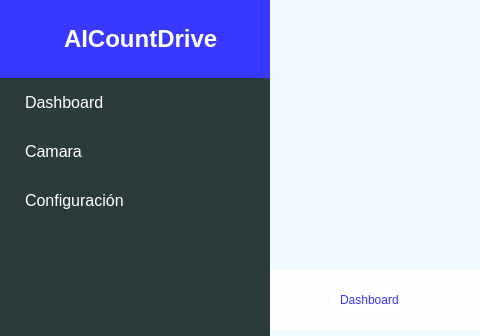
Above: interfaces/mainAICountDrive.ui from Andonny1up/AICountDrive before the change; both pictures show x 0 to 480 and y 0 to 336 of the 800 by 600 pixel window. Below: the same form after it.
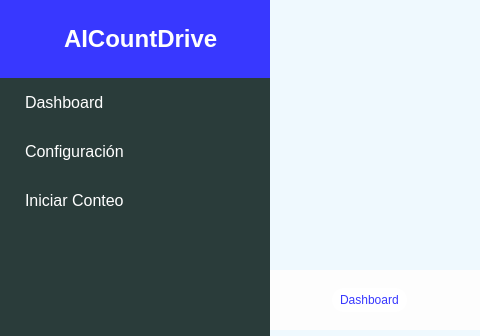
That is the form after the change. Icons and pictures are not drawn.

Commit message: configuraciones de camara

What changed in the file:
```diff
--- a/interfaces/mainAICountDrive.ui
+++ b/interfaces/mainAICountDrive.ui
@@ -258,7 +258,7 @@
               </widget>
              </item>
              <item>
-              <widget class="QPushButton" name="btnCamera">
+              <widget class="QPushButton" name="btnConfiguration">
                <property name="font">
                 <font>
                  <pointsize>12</pointsize>
@@ -268,7 +268,7 @@
                 <cursorShape>PointingHandCursor</cursorShape>
                </property>
                <property name="text">
-                <string>Camara</string>
+                <string>Configuración</string>
                </property>
                <property name="icon">
                 <iconset resource="../../PySide-Projects/intrefaceIA/resources.qrc">
@@ -283,7 +283,7 @@
               </widget>
              </item>
              <item>
-              <widget class="QPushButton" name="btnConfiguration">
+              <widget class="QPushButton" name="btnCamera">
                <property name="font">
                 <font>
                  <pointsize>12</pointsize>
@@ -293,7 +293,7 @@
                 <cursorShape>PointingHandCursor</cursorShape>
                </property>
                <property name="text">
-                <string>Configuración</string>
+                <string>Iniciar Conteo</string>
                </property>
                <property name="icon">
                 <iconset resource="../../PySide-Projects/intrefaceIA/resources.qrc">
```
Left out of the diff: 4 changed lines with no effect on the pictures. The commit also changes 12 other files.
